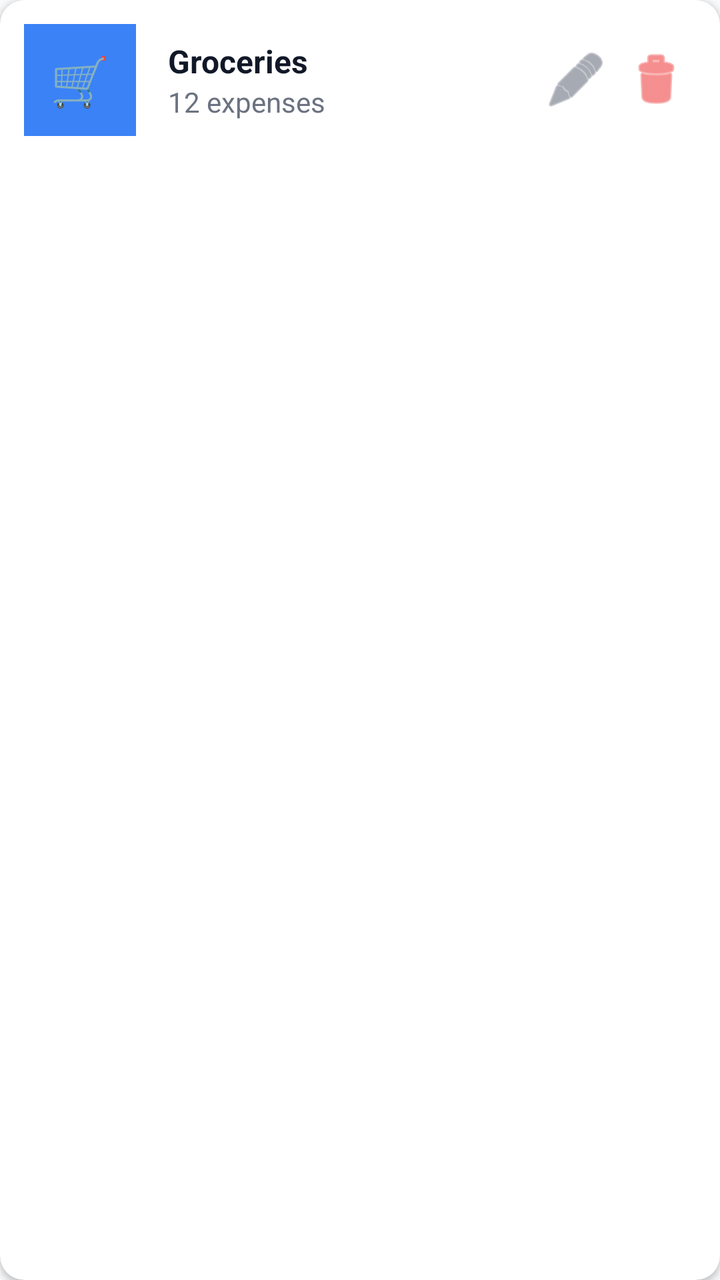
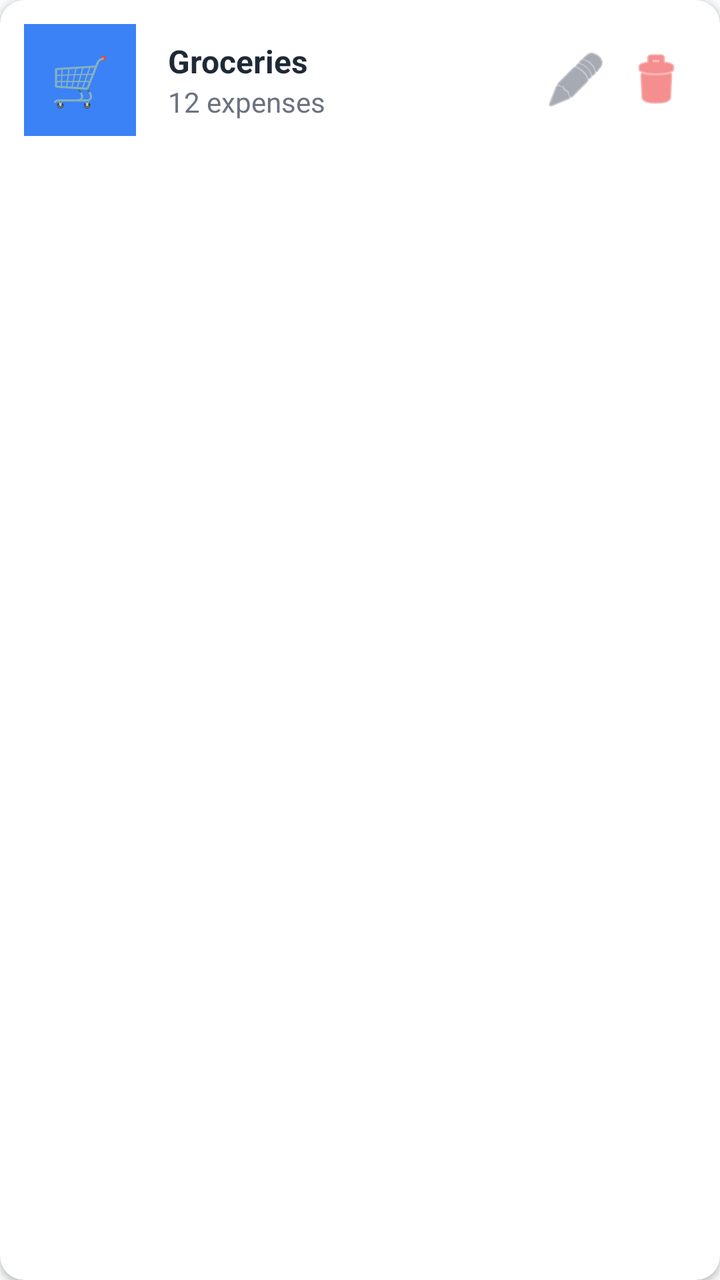

The first picture is an Android layout as it rendered before a commit; the second is the same layout after the commit. The layout source and the unified diff follow.
<!-- AndroidManifest.xml: application theme Theme.Monied -->
<!-- res/layout/item_category.xml -->
<?xml version="1.0" encoding="utf-8"?>
<androidx.cardview.widget.CardView xmlns:android="http://schemas.android.com/apk/res/android"
    xmlns:app="http://schemas.android.com/apk/res-auto"
    android:layout_width="match_parent"
    android:layout_height="wrap_content"
    android:layout_marginBottom="12dp"
    app:cardCornerRadius="12dp"
    app:cardElevation="2dp"
    app:cardBackgroundColor="#FFFFFF">

    <LinearLayout
        android:layout_width="match_parent"
        android:layout_height="wrap_content"
        android:orientation="horizontal"
        android:padding="12dp"
        android:gravity="center_vertical">

        <TextView
            android:id="@+id/tvCategoryIcon"
            android:layout_width="56dp"
            android:layout_height="56dp"
            android:background="#3B82F6"
            android:text="🛒"
            android:textSize="24sp"
            android:gravity="center"
            android:textColor="#FFFFFF" />

        <LinearLayout
            android:layout_width="0dp"
            android:layout_height="wrap_content"
            android:layout_weight="1"
            android:orientation="vertical"
            android:layout_marginStart="16dp">

            <TextView
                android:id="@+id/tvCategoryName"
                android:layout_width="match_parent"
                android:layout_height="wrap_content"
                android:text="Groceries"
                android:textColor="#111827"
                android:textSize="16sp"
                android:textStyle="bold" />

            <TextView
                android:id="@+id/tvExpenseCount"
                android:layout_width="match_parent"
                android:layout_height="wrap_content"
                android:text="12 expenses"
                android:textColor="#6B7280"
                android:textSize="14sp" />
        </LinearLayout>

        <ImageButton
            android:id="@+id/btnEdit"
            android:layout_width="40dp"
            android:layout_height="40dp"
            android:background="?attr/selectableItemBackgroundBorderless"
            android:src="@android:drawable/ic_menu_edit"
            app:tint="#6B7280" />

        <ImageButton
            android:id="@+id/btnDelete"
            android:layout_width="40dp"
            android:layout_height="40dp"
            android:background="?attr/selectableItemBackgroundBorderless"
            android:src="@android:drawable/ic_menu_delete"
            app:tint="#EF4444" />
    </LinearLayout>
</androidx.cardview.widget.CardView>
<!-- resources referenced by this layout -->
<resources>
  <style name="Theme.Monied" parent="Theme.MaterialComponents.DayNight.DarkActionBar">
          
          <item name="colorPrimary">@color/emerald_600</item>
          <item name="colorPrimaryVariant">@color/emerald_700</item>
          <item name="colorOnPrimary">@color/white</item>
  
          
          <item name="colorSecondary">@color/emerald_500</item>
          <item name="colorSecondaryVariant">@color/emerald_700</item>
          <item name="colorOnSecondary">@color/white</item>
  
          
          <item name="android:statusBarColor">@color/emerald_600</item>
  
          
          <item name="android:windowBackground">@color/background_light</item>
          <item name="colorSurface">@color/surface_light</item>
          <item name="colorOnSurface">@color/text_primary_light</item>
  
          
          <item name="android:textColorPrimary">@color/text_primary_light</item>
          <item name="android:textColorSecondary">@color/text_secondary_light</item>
  
          
          <item name="colorError">@color/error</item>
          <item name="colorOnError">@color/white</item>
  
          
          <item name="bottomNavigationStyle">@style/Widget.Monied.BottomNavigationView</item>
  
          
          <item name="materialButtonStyle">@style/Widget.Monied.Button</item>
          <item name="materialCardViewStyle">@style/Widget.Monied.CardView</item>
          <item name="textInputStyle">@style/Widget.Monied.TextInputLayout</item>
      </style>
  <color name="emerald_600">#059669</color>
  <color name="emerald_700">#047857</color>
  <color name="white">#FFFFFF</color>
  <color name="emerald_500">#10B981</color>
  <color name="background_light">#F9FAFB</color>
  <color name="surface_light">#FFFFFF</color>
  <color name="text_primary_light">#1F2937</color>
  <color name="text_secondary_light">#6B7280</color>
  <color name="error">#DC2626</color>
  <style name="Widget.Monied.BottomNavigationView" parent="Widget.MaterialComponents.BottomNavigationView">
          <item name="itemIconTint">@color/bottom_nav_color</item>
          <item name="itemTextColor">@color/bottom_nav_color</item>
          <item name="android:background">@color/white</item>
          <item name="elevation">8dp</item>
          <item name="labelVisibilityMode">labeled</item>
      </style>
  <style name="Widget.Monied.Button" parent="Widget.MaterialComponents.Button">
          <item name="android:textColor">@color/white</item>
          <item name="backgroundTint">@color/emerald_600</item>
          <item name="cornerRadius">8dp</item>
          <item name="android:minHeight">48dp</item>
          <item name="android:textAllCaps">false</item>
          <item name="android:fontFamily">sans-serif-medium</item>
      </style>
  <style name="Widget.Monied.CardView" parent="Widget.MaterialComponents.CardView">
          <item name="cardCornerRadius">16dp</item>
          <item name="cardElevation">2dp</item>
          <item name="cardBackgroundColor">@color/white</item>
      </style>
  <style name="Widget.Monied.TextInputLayout" parent="Widget.MaterialComponents.TextInputLayout.OutlinedBox">
          <item name="boxStrokeColor">@color/emerald_600</item>
          <item name="hintTextColor">@color/emerald_600</item>
          <item name="android:textColorHint">@color/gray_500</item>
      </style>
  <color name="gray_500">#6B7280</color>
</resources>

<!-- the commit's change to res/layout/item_category.xml (unified diff, before → after) -->
@@ -6,7 +6,7 @@
     android:layout_marginBottom="12dp"
     app:cardCornerRadius="12dp"
     app:cardElevation="2dp"
-    app:cardBackgroundColor="#FFFFFF">
+    app:cardBackgroundColor="?attr/colorSurface">
 
     <LinearLayout
         android:layout_width="match_parent"
@@ -19,11 +19,11 @@
             android:id="@+id/tvCategoryIcon"
             android:layout_width="56dp"
             android:layout_height="56dp"
-            android:background="#3B82F6"
+            android:background="@color/blue_500"
             android:text="🛒"
             android:textSize="24sp"
             android:gravity="center"
-            android:textColor="#FFFFFF" />
+            android:textColor="@color/white" />
 
         <LinearLayout
             android:layout_width="0dp"
@@ -37,7 +37,7 @@
                 android:layout_width="match_parent"
                 android:layout_height="wrap_content"
                 android:text="Groceries"
-                android:textColor="#111827"
+                android:textColor="?attr/colorOnSurface"
                 android:textSize="16sp"
                 android:textStyle="bold" />
 
@@ -46,7 +46,7 @@
                 android:layout_width="match_parent"
                 android:layout_height="wrap_content"
                 android:text="12 expenses"
-                android:textColor="#6B7280"
+                android:textColor="?attr/android:textColorSecondary"
                 android:textSize="14sp" />
         </LinearLayout>
 
@@ -56,7 +56,7 @@
             android:layout_height="40dp"
             android:background="?attr/selectableItemBackgroundBorderless"
             android:src="@android:drawable/ic_menu_edit"
-            app:tint="#6B7280" />
+            app:tint="?attr/android:textColorSecondary" />
 
         <ImageButton
             android:id="@+id/btnDelete"
@@ -64,6 +64,6 @@
             android:layout_height="40dp"
             android:background="?attr/selectableItemBackgroundBorderless"
             android:src="@android:drawable/ic_menu_delete"
-            app:tint="#EF4444" />
+            app:tint="@color/red_500" />
     </LinearLayout>
 </androidx.cardview.widget.CardView>
<!-- resource entries referenced after the edit -->
@@ -1,5 +1,7 @@
 <!-- resources referenced by this layout -->
 <resources>
+  <color name="blue_500">#3B82F6</color>
+  <color name="red_500">#EF4444</color>
   <style name="Theme.Monied" parent="Theme.MaterialComponents.DayNight.DarkActionBar">
           
           <item name="colorPrimary">@color/emerald_600</item>
